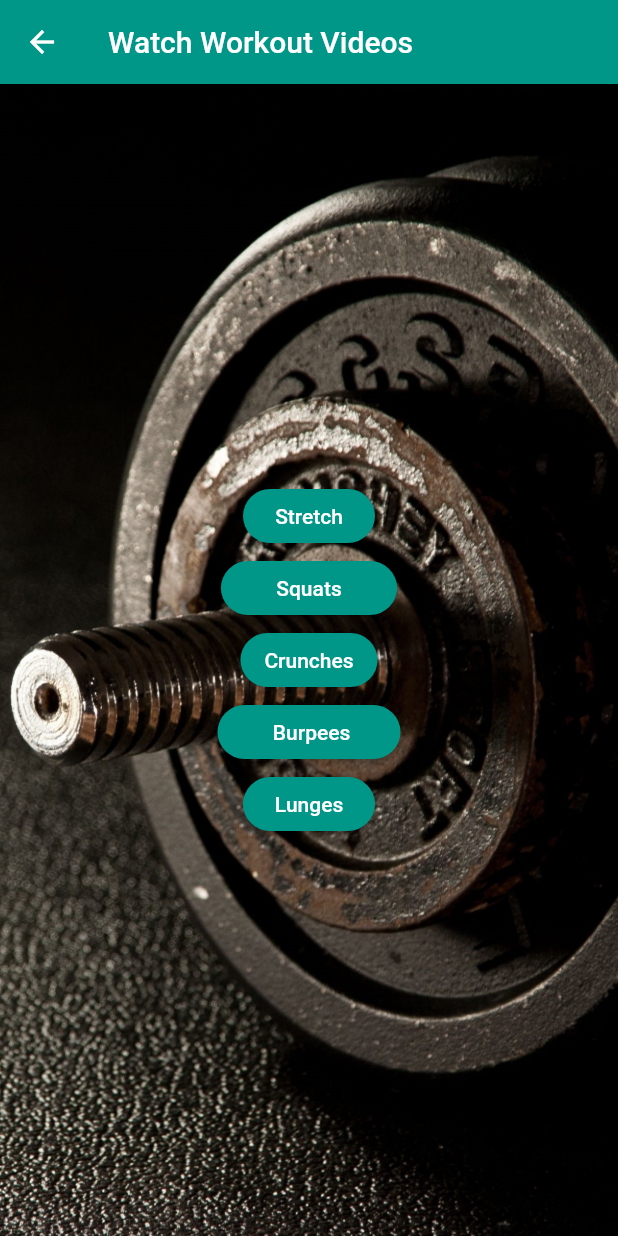
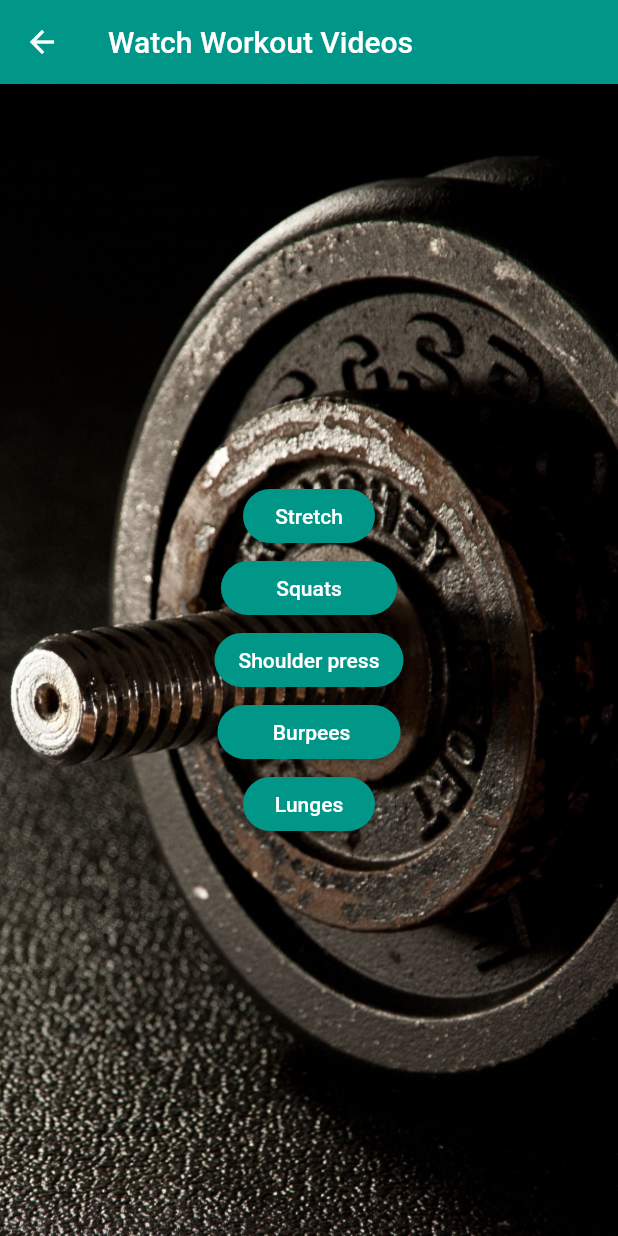
Before and after one commit to Ishan579/SDGP--Relax-Natives, a Flutter app: the VideoHomePage screen opened directly, on a phone screen of 412 x 824 dp. Run offline on Flutter 3.47's test engine with Material 2 defaults, Android fonts, the phone set to English and light mode, and no system bars; our stand-ins replace camera, image_picker, sqflite, youtube_player_flutter; missing offline and left inert: tflite; accounts and stored records are empty.

Commit message:
Added shoulder press workout video guide.
Added shoulder press workout video guide instead of crunches workout video guide.

```diff
--- a/FrontEnd/Flutter_posEs/lib/pages/login/login_page.dart
+++ b/FrontEnd/Flutter_posEs/lib/pages/login/login_page.dart
@@ -67,6 +67,7 @@ class _LoginPageState extends State<LoginPage> implements LoginPageContract {
 
   void _submit() {
     final form = formkey.currentState;
+    //Navigator.of(context).pushNamed("/home");
 
     if (form.validate()) {
       setState(() {
@@ -100,8 +101,6 @@ class _LoginPageState extends State<LoginPage> implements LoginPageContract {
       onPressed: _submit,
       child: new Text("Login"),
     );
-
-
 
     var register = new ElevatedButton(
       style: ButtonStyle(
--- a/FrontEnd/Flutter_posEs/lib/pages/video_player.dart
+++ b/FrontEnd/Flutter_posEs/lib/pages/video_player.dart
@@ -147,7 +147,7 @@ class crunchesVideo extends State<crunchesPage> {
   void runYoutubePlayer() {
     _controller = YoutubePlayerController(
         initialVideoId: YoutubePlayer.convertUrlToId(
-            'https://www.youtube.com/watch?v=0OxOI3sAIrM'),
+            'https://www.youtube.com/watch?v=kGooAJM3294'),
         flags: YoutubePlayerFlags(
           enableCaption: false,
           isLive: false,
@@ -183,7 +183,7 @@ class crunchesVideo extends State<crunchesPage> {
         return Scaffold(
           appBar: AppBar(
             backgroundColor: Colors.red,
-            title: Text('How To Do Crunches'),
+            title: Text('How To Do Shoulder press'),
           ),
           body: Center(
             child: Column(
--- a/FrontEnd/Flutter_posEs/lib/pages/videos_home_page.dart
+++ b/FrontEnd/Flutter_posEs/lib/pages/videos_home_page.dart
@@ -48,7 +48,7 @@ class VideoPage extends State<VideoHomePage> {
                   Navigator.push(context,
                       MaterialPageRoute(builder: (context) => crunchesPage()));
                 },
-                child: Text("Crunches"),
+                child: Text("Shoulder press"),
                 color: Colors.teal,
                 textColor: Colors.white,
                 shape: RoundedRectangleBorder(
```
